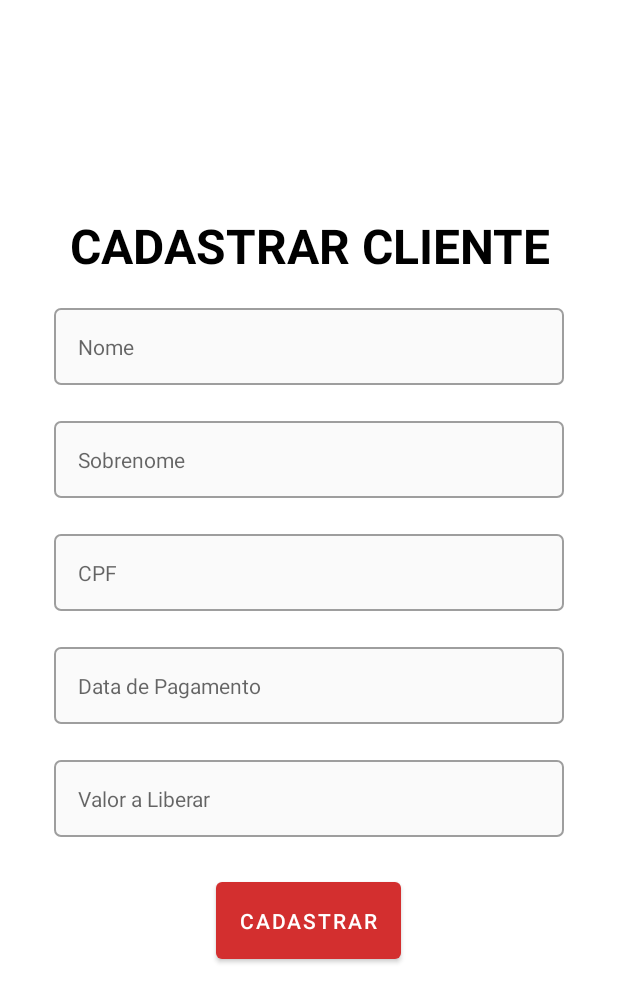
After one commit to aladinjunior/inadipay, an Android app: the layout activity_register.xml on its own in the app's theme, with its tools: preview values and no code run, on a phone screen of 412 x 824 dp. The commit adds this screen. Shown: the top 1002 px of the screen. Run offline under Robolectric (Android 15) with nearby library versions, the light colour scheme and no system bars.

Commit message:
register layout created

```diff
--- /dev/null
+++ b/app/src/main/java/co/aladinjunior/inadipay/register/view/LoadingButton.kt
@@ -0,0 +1,66 @@
+package co.aladinjunior.inadipay.register.view
+
+import android.content.Context
+import android.util.AttributeSet
+import android.view.LayoutInflater
+import android.view.View
+import android.widget.Button
+import android.widget.FrameLayout
+import android.widget.ProgressBar
+import co.aladinjunior.inadipay.R
+
+class LoadingButton : FrameLayout {
+    private lateinit var button: Button
+    private lateinit var progress: ProgressBar
+    private var text: String? = null
+
+    constructor(context: Context) : super(context)
+
+    constructor(context: Context, attrs: AttributeSet?) : super(context, attrs){
+        setup(context, attrs)
+    }
+
+    constructor(context: Context, attrs: AttributeSet?, defStyleAttr: Int) : super(context, attrs, defStyleAttr){
+        setup(context, attrs)
+    }
+
+    private fun setup(context: Context, attrs: AttributeSet?){
+        val inflater = context.getSystemService(Context.LAYOUT_INFLATER_SERVICE) as LayoutInflater
+        inflater.inflate(R.layout.button_loading, this)
+
+        button = getChildAt(0) as Button
+        progress = getChildAt(1) as ProgressBar
+
+
+        val typedArray = context.obtainStyledAttributes(attrs, R.styleable.LoadingButton, 0 , 0)
+        text = typedArray.getString(R.styleable.LoadingButton_text)
+
+        button.text = text
+
+        typedArray.recycle()
+
+
+    }
+
+    override fun setOnClickListener(l: OnClickListener?) {
+        button.setOnClickListener(l)
+    }
+
+    override fun setEnabled(enabled: Boolean) {
+        button.isEnabled = enabled
+    }
+
+    fun showProgress(enabled: Boolean){
+        if (enabled){
+            button.text = null
+            button.isEnabled = false
+            progress.visibility = View.VISIBLE
+        } else{
+            button.text = text
+            button.isEnabled = true
+            progress.visibility = View.GONE
+        }
+
+    }
+
+}
--- a/app/src/main/java/co/aladinjunior/inadipay/util/Mask.kt
+++ b/app/src/main/java/co/aladinjunior/inadipay/util/Mask.kt
@@ -15,7 +15,7 @@ class Mask {
         }
 
 
-            fun mask(mask : String, etCpf : EditText) : TextWatcher {
+        fun mask(mask : String, etCpf : EditText) : TextWatcher{
 
             val textWatcher : TextWatcher = object : TextWatcher {
                 var isUpdating : Boolean = false
@@ -28,7 +28,7 @@ class Mask {
                     val str = replaceChars(s.toString())
                     var cpfWithMask = ""
 
-                        if (count == 0)
+                    if (count == 0)//is deleting
                         isUpdating = true
 
                     if (isUpdating){
--- /dev/null
+++ b/app/src/main/res/color/button_background.xml
@@ -0,0 +1,8 @@
+<?xml version="1.0" encoding="utf-8"?>
+<selector xmlns:android="http://schemas.android.com/apk/res/android">
+
+    <item android:state_enabled="false" android:color="@color/light_red"/>
+    <item android:color="@color/red"/>
+
+
+</selector>
--- /dev/null
+++ b/app/src/main/res/drawable/edit_text_background.xml
@@ -0,0 +1,10 @@
+<?xml version="1.0" encoding="utf-8"?>
+<shape xmlns:android="http://schemas.android.com/apk/res/android">
+
+    <stroke android:color="@color/gray"
+        android:width="1dp"/>
+    <solid android:color="@color/light_gray"/>
+    <corners android:radius="4dp"/>
+
+
+</shape>
--- /dev/null
+++ b/app/src/main/res/layout/activity_register.xml
@@ -0,0 +1,109 @@
+<?xml version="1.0" encoding="utf-8"?>
+<ScrollView xmlns:android="http://schemas.android.com/apk/res/android"
+    xmlns:app="http://schemas.android.com/apk/res-auto"
+    xmlns:tools="http://schemas.android.com/tools"
+    android:layout_width="match_parent"
+    android:layout_height="match_parent"
+    tools:context=".register.view.RegisterActivity">
+
+    <LinearLayout
+        android:layout_width="match_parent"
+        android:layout_height="wrap_content"
+        android:orientation="vertical"
+        android:layout_gravity="center">
+
+    <TextView
+        android:layout_width="match_parent"
+        android:layout_height="wrap_content"
+        android:text="@string/register_costumer"
+        android:textAlignment="center"
+        android:layout_marginBottom="20dp"
+        android:textSize="32sp"
+        android:textStyle="bold"
+        android:textColor="@color/black"/>
+
+
+    <com.google.android.material.textfield.TextInputLayout
+        style="@style/Theme.InadiPay.TextInputLayoutStyle"
+        android:id="@+id/register_input_name"
+        app:hintEnabled="false">
+
+        <com.google.android.material.textfield.TextInputEditText
+            android:id="@+id/register_edit_name"
+            style="@style/Theme.InadiPay.EditTextStyle"
+            android:hint="@string/firstname"
+            android:inputType="text"/>
+
+    </com.google.android.material.textfield.TextInputLayout>
+
+    <com.google.android.material.textfield.TextInputLayout
+        style="@style/Theme.InadiPay.TextInputLayoutStyle"
+        android:id="@+id/register_input_surname"
+        app:hintEnabled="false">
+
+        <com.google.android.material.textfield.TextInputEditText
+            android:id="@+id/register_edit_surname"
+            style="@style/Theme.InadiPay.EditTextStyle"
+            android:hint="@string/surname"
+            android:inputType="text"/>
+
+    </com.google.android.material.textfield.TextInputLayout>
+
+    <com.google.android.material.textfield.TextInputLayout
+        style="@style/Theme.InadiPay.TextInputLayoutStyle"
+        android:id="@+id/register_input_cpf"
+        app:hintEnabled="false">
+
+        <com.google.android.material.textfield.TextInputEditText
+            android:id="@+id/register_edit_cpf"
+            style="@style/Theme.InadiPay.EditTextStyle"
+            android:hint="@string/cpf"
+            android:inputType="number"
+            android:maxLength="14"/>
+
+    </com.google.android.material.textfield.TextInputLayout>
+
+    <com.google.android.material.textfield.TextInputLayout
+        style="@style/Theme.InadiPay.TextInputLayoutStyle"
+        android:id="@+id/register_input_date"
+        app:hintEnabled="false">
+
+        <com.google.android.material.textfield.TextInputEditText
+            android:id="@+id/register_edit_date"
+            style="@style/Theme.InadiPay.EditTextStyle"
+            android:hint="@string/payment_date"
+            android:inputType="date"/>
+
+    </com.google.android.material.textfield.TextInputLayout>
+
+    <com.google.android.material.textfield.TextInputLayout
+        style="@style/Theme.InadiPay.TextInputLayoutStyle"
+        android:id="@+id/register_input_amount_released"
+        app:hintEnabled="false">
+
+        <com.google.android.material.textfield.TextInputEditText
+            android:id="@+id/register_edit_amount_released"
+            style="@style/Theme.InadiPay.EditTextStyle"
+            android:hint="@string/amount_released"
+            android:inputType="number"/>
+
+    </com.google.android.material.textfield.TextInputLayout>
+
+    <co.aladinjunior.inadipay.register.view.LoadingButton
+        android:id="@+id/register_button"
+        app:text="@string/register"
+        android:backgroundTint="@color/red"
+        android:layout_width="wrap_content"
+        android:layout_height="wrap_content"
+        android:layout_marginBottom="12dp"
+        android:layout_marginStart="30dp"
+        android:layout_marginEnd="30dp"
+        android:layout_gravity="center"/>
+
+
+    </LinearLayout>
+
+
+
+
+</ScrollView>
--- /dev/null
+++ b/app/src/main/res/layout/button_loading.xml
@@ -0,0 +1,19 @@
+<?xml version="1.0" encoding="utf-8"?>
+<merge xmlns:android="http://schemas.android.com/apk/res/android"
+    android:layout_width="match_parent"
+    android:layout_height="wrap_content">
+
+    <Button
+        style="@style/Theme.InadiPay.ButtonStyle" />
+
+    <ProgressBar
+        android:layout_marginBottom="10dp"
+        android:indeterminateTint="@color/white"
+        android:layout_width="36dp"
+        android:layout_height="36dp"
+        android:layout_gravity="center"
+        android:elevation="2dp"
+        android:visibility="gone"/>
+
+
+</merge>
--- a/app/src/main/res/layout/container_costumer.xml
+++ b/app/src/main/res/layout/container_costumer.xml
@@ -8,13 +8,13 @@
     android:background="@drawable/container_costumer_background">
 
     <TextView
-        style="@style/TextViewStyleForm"
+        style="@style/Theme.InadiPay.TextStyle"
         android:id="@+id/main_text_costumer_name"
         tools:text="@string/costumer_name"
         android:textColor="@color/black" />
 
     <TextView
-        style="@style/TextViewStyleForm"
+        style="@style/Theme.InadiPay.TextStyle"
         android:id="@+id/main_text_costumer_bill"
         tools:text="@string/costumer_bill"
         android:textAlignment="textEnd"
--- a/app/src/main/res/layout/container_detailed_costumer_info.xml
+++ b/app/src/main/res/layout/container_detailed_costumer_info.xml
@@ -16,7 +16,7 @@
         android:backgroundTint="@color/gray"
         android:textColor="@color/white"
         android:textStyle="bold"
-        style="@style/TextViewStyleFormDetailed"
+        style="@style/Theme.InadiPay.TextStyleDetailed"
         tools:text="@string/costumer_name"/>
 
     <View
@@ -29,7 +29,7 @@
         tools:text="@string/costumer_name"
         android:textColor="@color/black"
         android:textStyle="bold"
-        style="@style/TextViewStyleFormDetailed"
+        style="@style/Theme.InadiPay.TextStyleDetailed"
         android:textSize="13sp"/>
 
 </LinearLayout>
--- /dev/null
+++ b/app/src/main/res/values/attrs.xml
@@ -0,0 +1,6 @@
+<?xml version="1.0" encoding="utf-8"?>
+<resources>
+    <declare-styleable name="LoadingButton">
+        <attr name="text" format="string"/>
+    </declare-styleable>
+</resources>
--- a/app/src/main/res/values/colors.xml
+++ b/app/src/main/res/values/colors.xml
@@ -3,6 +3,7 @@
     <color name="red">#D32F2F</color>
     <color name="light_red">#FFCDD2</color>
     <color name="gray">#9E9E9E</color>
+    <color name="light_gray">#fafafa</color>
     <color name="teal_200">#FF03DAC5</color>
     <color name="teal_700">#FF018786</color>
     <color name="black">#FF000000</color>
--- a/app/src/main/res/values/strings.xml
+++ b/app/src/main/res/values/strings.xml
@@ -6,4 +6,14 @@
     <string name="costumer_name">Nome do Cliente</string>
     <string name="costumer_bill">R$ 1000,00</string>
     <string name="register_new_costumer">Cadastrar Cliente</string>
+    <string name="firstname">Nome</string>
+    <string name="surname">Sobrenome</string>
+    <string name="cpf">CPF</string>
+    <string name="payment_date">Data de Pagamento</string>
+    <string name="amount_released">Valor a Liberar</string>
+    <string name="register">Cadastrar</string>
+    <string name="register_costumer">CADASTRAR CLIENTE</string>
+    <string name="this_field_cant_be_null">Esse campo não pode ser vazio</string>
+    <string name="invalid_cpf">CPF inválido</string>
+    <string name="any_field_can_be_null">Nenhum campo pode ser vazio</string>
 </resources>
--- a/app/src/main/res/values/styles.xml
+++ b/app/src/main/res/values/styles.xml
@@ -1,6 +1,6 @@
 <?xml version="1.0" encoding="utf-8"?>
 <resources>
-    <style name="TextViewStyleForm">
+    <style name="Theme.InadiPay.TextStyle">
         <item name="android:layout_width">match_parent</item>
         <item name="android:layout_height">wrap_content</item>
         <item name="android:textSize">18sp</item>
@@ -8,11 +8,37 @@
         <item name="android:layout_marginTop">15dp</item>
     </style>
 
-    <style name="TextViewStyleFormDetailed">
+    <style name="Theme.InadiPay.TextStyleDetailed">
         <item name="android:layout_width">match_parent</item>
         <item name="android:layout_height">wrap_content</item>
         <item name="android:textSize">18sp</item>
         <item name="android:padding">8dp</item>
     </style>
 
+    <style name="Theme.InadiPay.EditTextStyle">
+        <item name="android:layout_width">match_parent</item>
+        <item name="android:layout_height">wrap_content</item>
+        <item name="android:background">@drawable/edit_text_background</item>
+        <item name="android:padding">16dp</item>
+    </style>
+
+    <style name="Theme.InadiPay.TextInputLayoutStyle" parent="Widget.MaterialComponents.TextInputLayout.OutlinedBox">
+        <item name="android:layout_width">match_parent</item>
+        <item name="android:layout_height">wrap_content</item>
+        <item name="android:layout_marginStart">36dp</item>
+        <item name="android:layout_marginEnd">36dp</item>
+        <item name="android:layout_marginBottom">24dp</item>
+    </style>
+
+    <style name="Theme.InadiPay.ButtonStyle" parent="Widget.MaterialComponents.Button">
+        <item name="android:layout_width">match_parent</item>
+        <item name="android:layout_height">wrap_content</item>
+        <item name="android:layout_marginStart">36dp</item>
+        <item name="android:layout_marginEnd">36dp</item>
+        <item name="android:padding">16dp</item>
+        <item name="android:textColor">@color/white</item>
+        <item name="backgroundTint">@color/button_background</item>
+        <item name="android:layout_marginBottom">24dp</item>
+    </style>
+
 </resources>
```
Also changed, not shown: app/src/main/AndroidManifest.xml (+5 -2 lines), app/src/main/java/co/aladinjunior/inadipay/register/view/RegisterActivity.kt (added, +138 -0 lines). Lines whose indentation alone changed are shown as unchanged.
